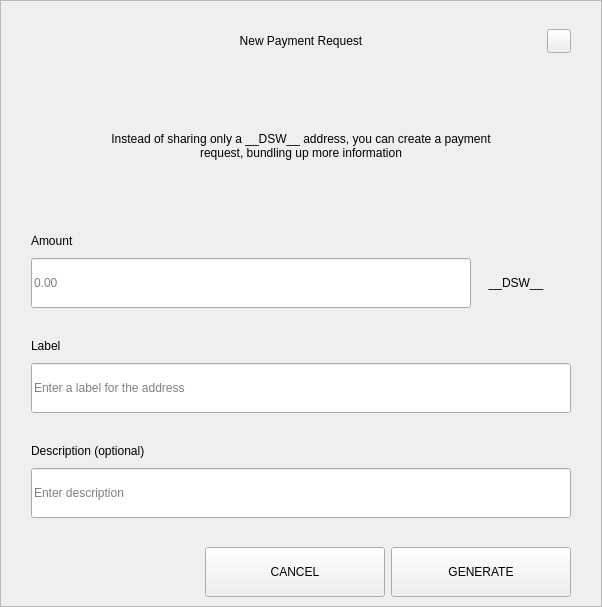
The window that src/qt/pivx/forms/requestdialog.ui (decenomy/DSW) describes before a commit, drawn with Qt 5.
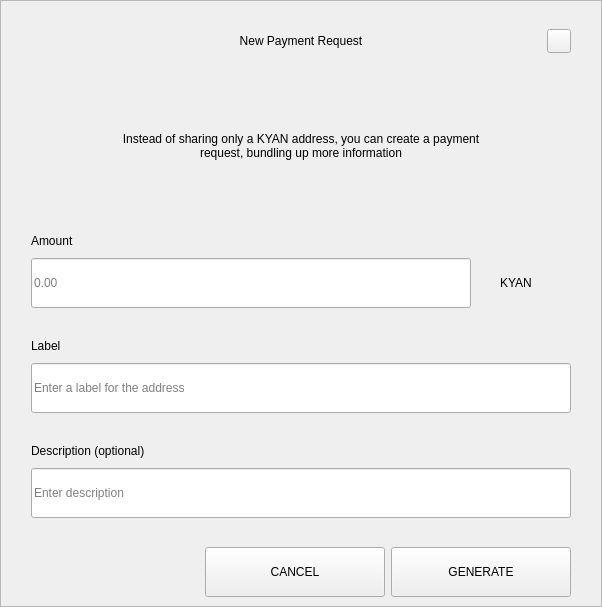
The same window after the commit.

Patch:
```diff
--- a/src/qt/pivx/forms/requestdialog.ui
+++ b/src/qt/pivx/forms/requestdialog.ui
@@ -210,7 +210,7 @@
              </size>
             </property>
             <property name="text">
-             <string>Instead of sharing only a __DSW__ address, you can create a payment request, bundling up more information</string>
+             <string>Instead of sharing only a KYAN address, you can create a payment request, bundling up more information</string>
             </property>
             <property name="alignment">
              <set>Qt::AlignCenter</set>
@@ -327,7 +327,7 @@
                    <item>
                     <widget class="QLabel" name="comboBoxCoin">
                      <property name="text">
-                      <string>__DSW__</string>
+                      <string>KYAN</string>
                      </property>
                      <property name="alignment">
                       <set>Qt::AlignCenter</set>
```
